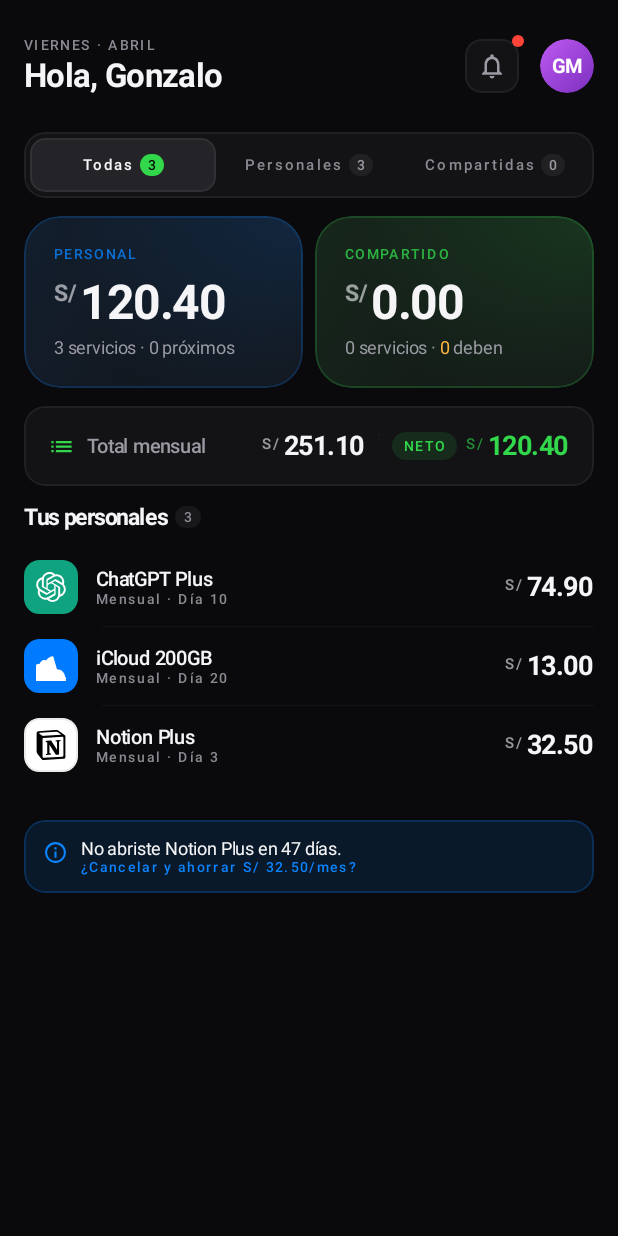
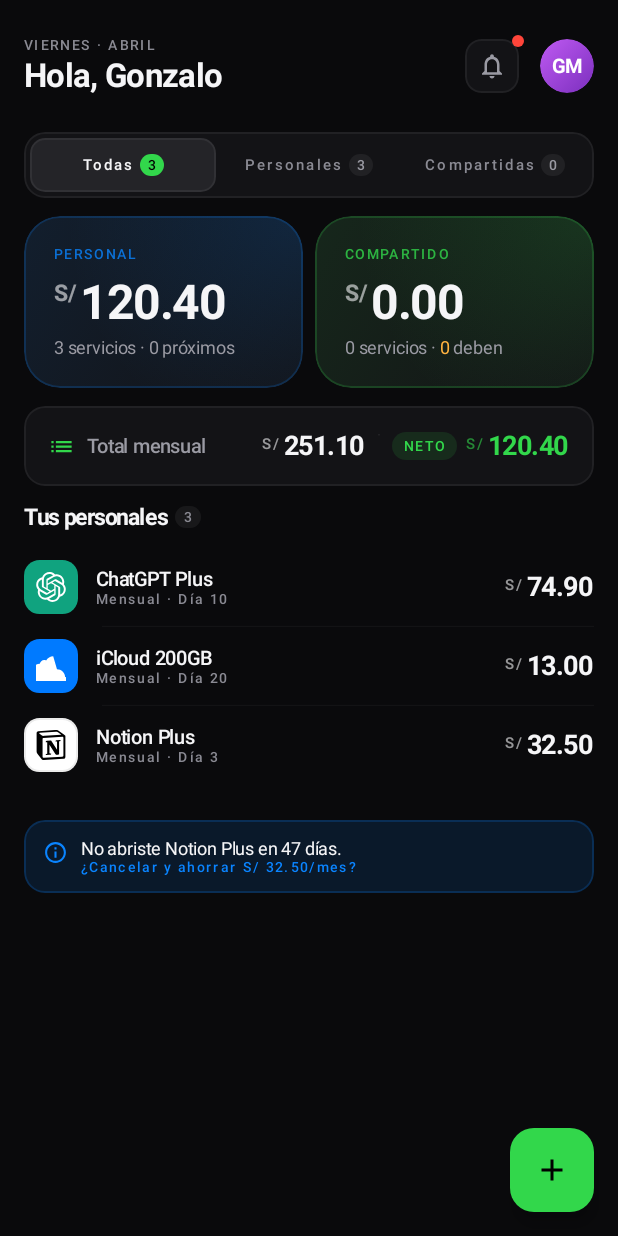
Before and after one commit to gonzalo-droid/SubTrack, an Android app built with Jetpack Compose: the @Preview function DashboardPersonalOnlyPreview, on a phone screen of 412 x 824 dp. Run offline under Robolectric (Android 15) with nearby library versions, the phone set to English and light mode, and no system bars; pictures from the network do not load; 1 statement that could not run was skipped.

Commit message:
feat(dashboard): add the create FAB to Inicio
Suscripciones already had it; Inicio only offered creation in the empty
state. Content gets bottom padding so the FAB doesn't cover the last row.

```diff
--- a/app/src/main/java/com/gondroid/subtrack/feature/dashboard/DashboardScreen.kt
+++ b/app/src/main/java/com/gondroid/subtrack/feature/dashboard/DashboardScreen.kt
@@ -170,7 +170,8 @@ private fun DashboardContent(
 
     data class FilterTab(val label: String, val count: Int)
 
-    Column(modifier = modifier) {
+    Box(modifier = modifier) {
+        Column(modifier = Modifier.fillMaxSize()) {
             // Fixed header
             DashboardHeader(
                 user = data.user,
@@ -181,7 +182,7 @@ private fun DashboardContent(
 
             LazyColumn(
                 modifier = Modifier.fillMaxSize(),
-            contentPadding = PaddingValues(bottom = Spacing.huge),
+                contentPadding = PaddingValues(bottom = 88.dp), // room for the FAB (56dp + margins)
                 verticalArrangement = Arrangement.spacedBy(Spacing.m)
             ) {
                 // ── Segmented selector ────────────────────────────────────────
@@ -272,6 +273,18 @@ private fun DashboardContent(
                         )
                     }
                 }
+            }
+        }
+
+        FloatingActionButton(
+            onClick = onNavigateToCreate,
+            containerColor = AccentGreen,
+            contentColor = Color.Black,
+            modifier = Modifier
+                .align(Alignment.BottomEnd)
+                .padding(end = Spacing.base, bottom = Spacing.base)
+        ) {
+            Icon(Icons.Outlined.Add, contentDescription = stringResource(R.string.subscription_list_fab_cd))
         }
     }
 }
```
Lines whose indentation alone changed are shown as unchanged.
